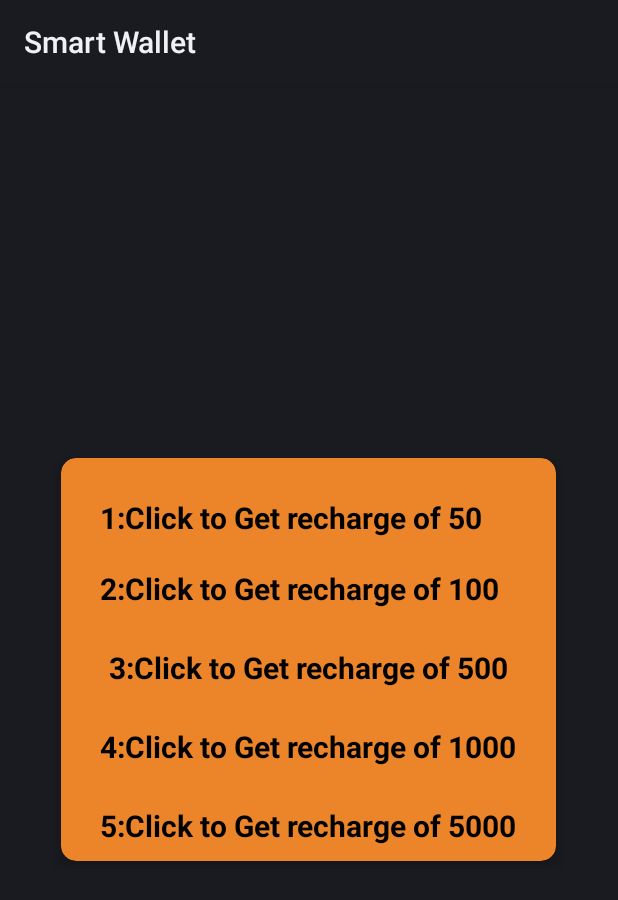
After one commit to RNGesus-exe/SmartWallet, an Android app: the layout recharge_layout.xml on its own in the app's theme, with its tools: preview values and no code run, on a phone screen of 412 x 824 dp. The commit adds this screen. Shown: the top 900 px of the screen. Run offline under Robolectric (Android 15) with nearby library versions, the phone set to English and light mode, and no system bars.

Commit message:
RechargeActivity

```diff
--- a/app/build.gradle
+++ b/app/build.gradle
@@ -60,6 +60,7 @@ dependencies {
     implementation 'androidx.navigation:navigation-ui:2.3.3'
     implementation 'androidx.lifecycle:lifecycle-livedata-ktx:2.2.0'
     implementation 'androidx.lifecycle:lifecycle-viewmodel-ktx:2.2.0'
+    implementation 'com.google.firebase:firebase-storage:19.2.1'
     testImplementation 'junit:junit:4.13.1'
     androidTestImplementation 'androidx.test.ext:junit:1.1.2'
     androidTestImplementation 'androidx.test.espresso:espresso-core:3.3.0'
--- /dev/null
+++ b/app/src/main/java/com/rngesus/smartwallet/CardMaker.java
@@ -0,0 +1,5 @@
+package com.rngesus.smartwallet;
+
+public class CardMaker {
+
+}
--- a/app/src/main/java/com/rngesus/smartwallet/ui/home/HomeFragment.java
+++ b/app/src/main/java/com/rngesus/smartwallet/ui/home/HomeFragment.java
@@ -30,6 +30,7 @@ public class HomeFragment extends Fragment {
     private Timer timer;
     final private long DELAYTIME = 3000;
     final private long PeriodTIME = 3000;
+    public static TextView balance;
 
     private HomeViewModel homeViewModel;
 
@@ -38,6 +39,7 @@ public class HomeFragment extends Fragment {
         homeViewModel = new ViewModelProvider(this).get(HomeViewModel.class);
         View view = inflater.inflate(R.layout.fragment_home, container, false);
         bannersliderviewpager=view.findViewById(R.id.bannerview_pager);
+        balance=view.findViewById(R.id.balance);
         slider_classes=new ArrayList<slider_class>();
 
         slider_classes.add(new slider_class(R.drawable.macmobile));
--- a/app/src/main/res/layout/app_bar_main.xml
+++ b/app/src/main/res/layout/app_bar_main.xml
@@ -23,5 +23,4 @@
     <include layout="@layout/content_main" />
 
 
-
 </androidx.coordinatorlayout.widget.CoordinatorLayout>
--- a/app/src/main/res/layout/content_main.xml
+++ b/app/src/main/res/layout/content_main.xml
@@ -14,8 +14,10 @@
         android:layout_height="match_parent"
         app:defaultNavHost="true"
         app:layout_constraintBottom_toBottomOf="parent"
+        app:layout_constraintHorizontal_bias="0.0"
         app:layout_constraintLeft_toLeftOf="parent"
         app:layout_constraintRight_toRightOf="parent"
         app:layout_constraintTop_toTopOf="parent"
+        app:layout_constraintVertical_bias="0.0"
         app:navGraph="@navigation/mobile_navigation" />
 </androidx.constraintlayout.widget.ConstraintLayout>
--- a/app/src/main/res/layout/nav_header_main.xml
+++ b/app/src/main/res/layout/nav_header_main.xml
@@ -54,5 +54,6 @@
         app:layout_constraintBottom_toBottomOf="@+id/profile_image"
         app:layout_constraintEnd_toEndOf="@+id/profile_image"
         android:elevation="5dp"
+        android:onClick="addphoto"
         app:srcCompat="@drawable/ic_plus3" />
 </androidx.constraintlayout.widget.ConstraintLayout>
--- /dev/null
+++ b/app/src/main/res/layout/recharge_layout.xml
@@ -0,0 +1,124 @@
+<?xml version="1.0" encoding="utf-8"?>
+<androidx.constraintlayout.widget.ConstraintLayout
+    xmlns:android="http://schemas.android.com/apk/res/android"
+    xmlns:app="http://schemas.android.com/apk/res-auto"
+    xmlns:tools="http://schemas.android.com/tools"
+    android:layout_width="wrap_content"
+    android:layout_gravity="center"
+    android:layout_height="wrap_content">
+
+    <androidx.cardview.widget.CardView
+        android:layout_width="match_parent"
+        android:layout_height="wrap_content"
+        android:layout_margin="5dp"
+        android:layout_marginStart="5dp"
+        android:layout_marginEnd="5dp"
+        android:layout_marginBottom="333dp"
+        app:cardBackgroundColor="#EC852A"
+        app:cardCornerRadius="10dp"
+        app:cardElevation="7dp"
+        app:cardUseCompatPadding="false"
+        app:layout_constraintBottom_toBottomOf="parent"
+        app:layout_constraintEnd_toEndOf="parent"
+        app:layout_constraintStart_toStartOf="parent"
+        app:layout_constraintTop_toTopOf="parent">
+
+
+        <androidx.constraintlayout.widget.ConstraintLayout
+            android:layout_width="wrap_content"
+            android:layout_height="wrap_content">
+
+            <TextView
+                android:id="@+id/balance_50"
+                android:layout_width="match_parent"
+                android:layout_height="wrap_content"
+                android:layout_marginStart="16dp"
+                android:layout_marginTop="16dp"
+                android:layout_marginEnd="16dp"
+                android:padding="10dp"
+                android:text="1:Click to Get recharge of 50"
+                android:textColor="@color/black"
+                android:textSize="20dp"
+                android:textStyle="bold"
+                android:onClick="recharge50"
+                app:layout_constraintEnd_toEndOf="parent"
+                app:layout_constraintHorizontal_bias="0.0"
+                app:layout_constraintStart_toStartOf="parent"
+                app:layout_constraintTop_toTopOf="parent" />
+
+            <TextView
+                android:id="@+id/balance_100"
+                android:layout_width="match_parent"
+                android:layout_height="wrap_content"
+                android:layout_marginStart="16dp"
+                android:layout_marginEnd="16dp"
+                android:padding="10dp"
+                android:text="2:Click to Get recharge of 100"
+                android:textColor="@color/black"
+                android:textSize="20dp"
+                android:textStyle="bold"
+                android:onClick="recharge100"
+                app:layout_constraintEnd_toEndOf="parent"
+                app:layout_constraintHorizontal_bias="0.0"
+                app:layout_constraintStart_toStartOf="parent"
+                app:layout_constraintTop_toBottomOf="@+id/balance_50" />
+
+            <TextView
+                android:id="@+id/balance_500"
+                android:layout_width="match_parent"
+                android:layout_height="wrap_content"
+                android:layout_marginStart="16dp"
+                android:layout_marginTop="5dp"
+                android:layout_marginEnd="16dp"
+                android:padding="10dp"
+                android:text="3:Click to Get recharge of 500"
+                android:textColor="@color/black"
+                android:textSize="20dp"
+                android:onClick="recharge500"
+                android:textStyle="bold"
+                app:layout_constraintEnd_toEndOf="parent"
+                app:layout_constraintStart_toStartOf="parent"
+                app:layout_constraintTop_toBottomOf="@+id/balance_100" />
+
+            <TextView
+                android:id="@+id/balance_1000"
+                android:layout_width="match_parent"
+                android:layout_height="wrap_content"
+                android:layout_marginStart="16dp"
+                android:layout_marginTop="5dp"
+                android:layout_marginEnd="16dp"
+                android:padding="10dp"
+                android:text="4:Click to Get recharge of 1000"
+                android:textColor="@color/black"
+                android:textSize="20dp"
+                android:textStyle="bold"
+                android:onClick="recharge1000"
+                app:layout_constraintEnd_toEndOf="parent"
+                app:layout_constraintStart_toStartOf="parent"
+                app:layout_constraintTop_toBottomOf="@+id/balance_500" />
+
+            <TextView
+                android:id="@+id/balance_5000"
+                android:layout_width="match_parent"
+                android:layout_height="wrap_content"
+                android:layout_marginStart="16dp"
+                android:layout_marginTop="5dp"
+                android:layout_marginEnd="16dp"
+                android:padding="10dp"
+                android:text="5:Click to Get recharge of 5000"
+                android:textColor="@color/black"
+                android:textSize="20dp"
+                android:onClick="recharge5000"
+                android:textStyle="bold"
+                app:layout_constraintEnd_toEndOf="parent"
+                app:layout_constraintStart_toStartOf="parent"
+                app:layout_constraintTop_toBottomOf="@+id/balance_1000" />
+
+
+        </androidx.constraintlayout.widget.ConstraintLayout>
+
+
+    </androidx.cardview.widget.CardView>
+
+
+</androidx.constraintlayout.widget.ConstraintLayout>
--- a/build.gradle
+++ b/build.gradle
@@ -7,7 +7,7 @@ buildscript {
     }
     dependencies {
         classpath "com.android.tools.build:gradle:4.1.2"
-        classpath 'com.google.gms:google-services:4.3.4'
+        classpath 'com.google.gms:google-services:4.3.5'
 
 
         // NOTE: Do not place your application dependencies here; they belong
```
Also changed, not shown: app/src/main/AndroidManifest.xml (+4 -3 lines), app/src/main/java/com/rngesus/smartwallet/NavigationActivity.java (+78 -24 lines), app/src/main/java/com/rngesus/smartwallet/RechargeAccount.java (added, +177 -0 lines), app/src/main/java/com/rngesus/smartwallet/SignUp.java (+8 -3 lines), app/src/main/res/drawable/custom_recharge.xml (added, +15 -0 lines), app/src/main/res/layout/activity_recharge_account.xml (added, +62 -0 lines), app/src/main/res/layout/rechargedialogue2.xml (added, +46 -0 lines), app/src/main/res/drawable-v24/recharge.jpg (added).
